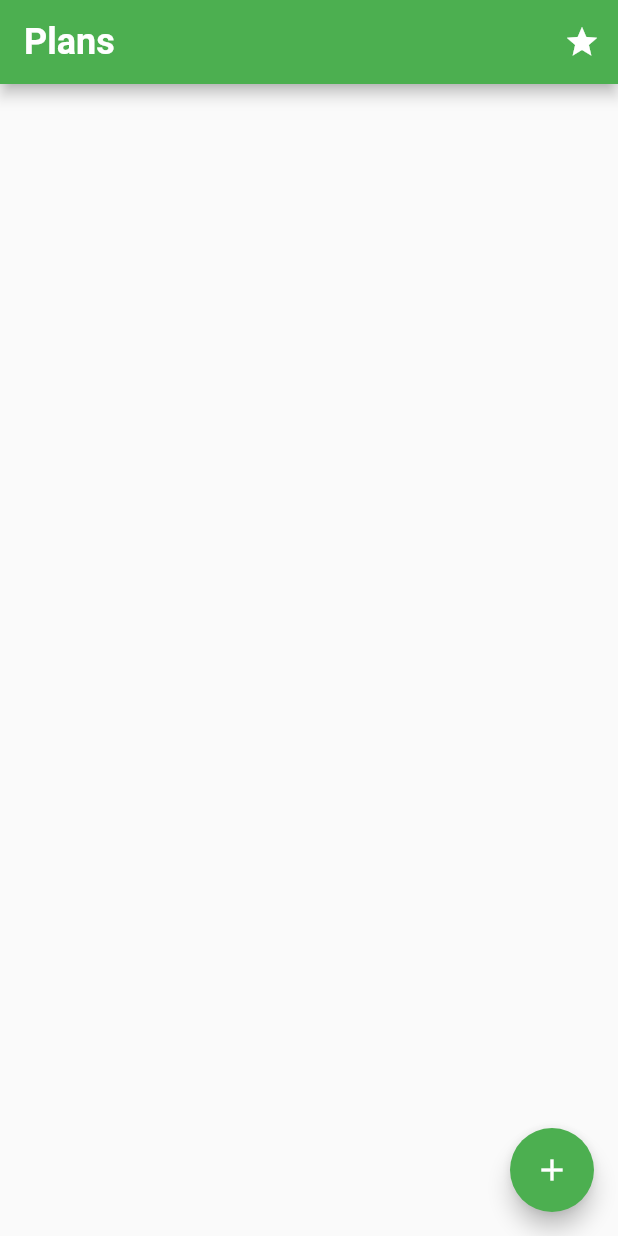
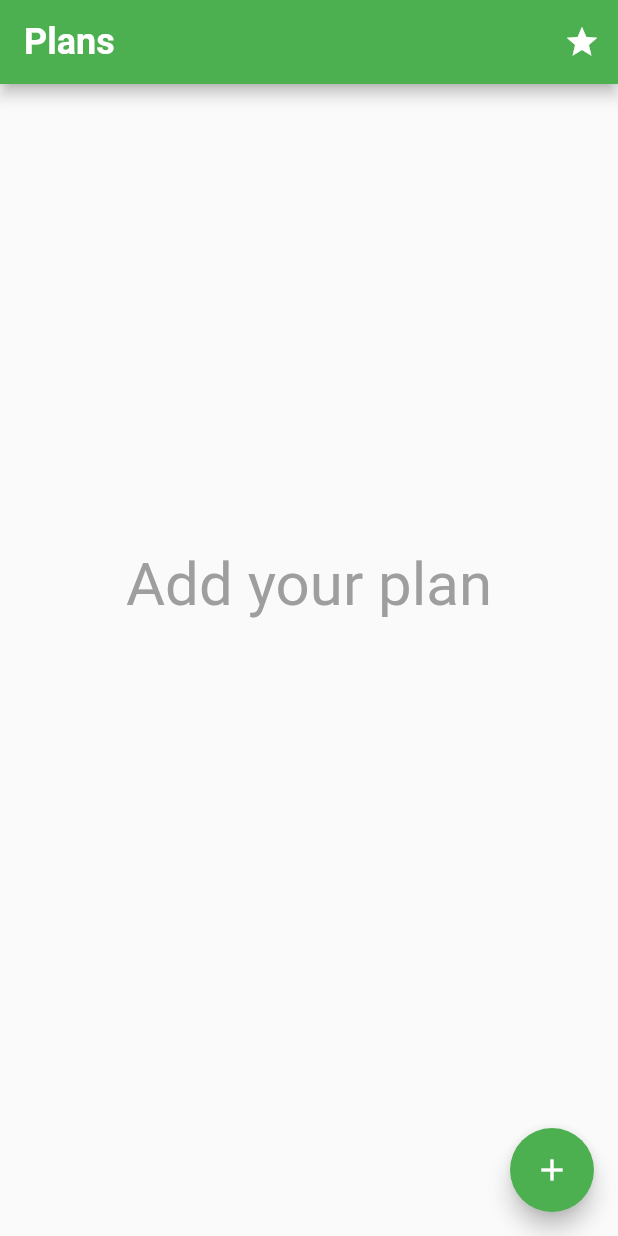
Before and after one commit to du2lee/flutter, a Flutter app: the screen it shows after launch, on a phone screen of 412 x 824 dp. Run offline on Flutter 3.47's test engine with Material 2 defaults, Android fonts, the phone set to English and light mode, and no system bars; our stand-ins replace flutter_slidable, get.

```diff
--- a/lib/main.dart
+++ b/lib/main.dart
@@ -1,5 +1,8 @@
 import 'package:flutter/material.dart';
+import 'package:get/get.dart';
+import 'package:todolist/screen/add_todoList.dart';
 import 'package:todolist/screen/home.dart';
+import 'package:todolist/screen/important_todoList.dart';
 
 void main() {
   runApp(MyApp());
@@ -9,12 +12,18 @@ class MyApp extends StatelessWidget {
   // This widget is the root of your application.
   @override
   Widget build(BuildContext context) {
-    return MaterialApp(
+    return GetMaterialApp(
       title: 'TodoList',
       theme: ThemeData(
         primarySwatch: Colors.green,
       ),
       home: TodoList(),
+      initialRoute: '/',
+      getPages: [
+        GetPage(name: '/', page: () => TodoList() , transition: Transition.zoom),
+        GetPage(name: '/add', page: () => AddTodoListPage(), transition: Transition.zoom),
+        GetPage(name: '/point', page: () => ImportantTodoListPage(), transition: Transition.zoom),
+      ],
     );
   }
 }
--- a/lib/screen/home.dart
+++ b/lib/screen/home.dart
@@ -1,5 +1,6 @@
 import 'package:flutter/material.dart';
 import 'package:flutter_slidable/flutter_slidable.dart';
+import 'package:get/get.dart';
 import 'package:todolist/screen/add_todoList.dart';
 import 'package:todolist/screen/important_todoList.dart';
 
@@ -31,19 +32,16 @@ class _TodoListState extends State<TodoList> {
           //중요한 계획들만
           IconButton(
               onPressed: () {
-                Navigator.of(context)
-                    .push(MaterialPageRoute(builder: (context) {
-                  return ImportantTodoListPage();
-                }));
+                Get.toNamed('/point');
               },
               icon: Icon(Icons.star))
         ],
       ),
-      body: ListView.builder(
+      body: todoList.length > 0
+          ? ListView.builder(
               itemCount: todoList.length,
               itemBuilder: (BuildContext context, int index) {
-            return Center(
-                child: Slidable(
+                return Slidable(
                   actionPane: SlidableDrawerActionPane(),
                   actionExtentRatio: 0.25,
                   child: ListTile(
@@ -52,8 +50,8 @@ class _TodoListState extends State<TodoList> {
                       color: Colors.yellowAccent[400],
                     ),
                     title: Text(todoList[index].toString(),
-                    style:
-                        TextStyle(fontSize: 18, fontWeight: FontWeight.bold)),
+                        style: TextStyle(
+                            fontSize: 18, fontWeight: FontWeight.bold)),
                     subtitle: Text('MM DD, YYYY'),
                   ),
                   secondaryActions: <Widget>[
@@ -61,7 +59,7 @@ class _TodoListState extends State<TodoList> {
                       caption: 'edit',
                       color: Colors.grey.shade200,
                       icon: Icons.edit,
-                  onTap: () => {},
+                      onTap: () => {Get.toNamed('/add', arguments: false)},
                       closeOnTap: false,
                     ),
                     IconSlideAction(
@@ -71,16 +69,24 @@ class _TodoListState extends State<TodoList> {
                       onTap: () => delete(index),
                     ),
                   ],
-            ));
-          }),
+                );
+              })
+          : Center(
+              child: Column(
+              mainAxisAlignment: MainAxisAlignment.center,
+              children: [
+                Text(
+                  'Add your plan',
+                  style: TextStyle(color: Colors.grey, fontSize: 40),
+                ),
+                SizedBox(height: 100)
+              ],
+            )),
       floatingActionButton: FloatingActionButton(
           backgroundColor: Theme.of(context).primaryColor,
           child: Icon(Icons.add),
           onPressed: () async {
-            var addText = await Navigator.push(
-              context,
-              MaterialPageRoute(builder: (context) => AddTodoListPage()),
-            );
+            var addText = await Get.toNamed('/add', arguments: true);
             if (addText != null) {
               setState(() {
                 todoList.add(addText);
--- a/pubspec.yaml
+++ b/pubspec.yaml
@@ -31,8 +31,8 @@ dependencies:
   intl: ^0.17.0
   sqflite: ^2.0.0+3
   path: ^1.8.0
-  crypto: ^3.0.1
   flutter_slidable: ^0.6.0
+  get: ^4.2.1+2
 
 dev_dependencies:
   flutter_test:
```
Also changed, not shown: lib/screen/add_todoList.dart (+14 -9 lines), pubspec.lock. Lines whose indentation alone changed are shown as unchanged.
